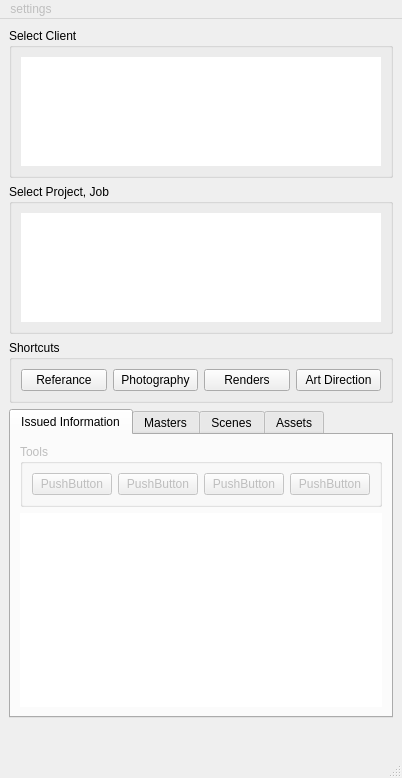
The window that po/main_res.ui (najar1412/po) describes before a commit, drawn with Qt 5.
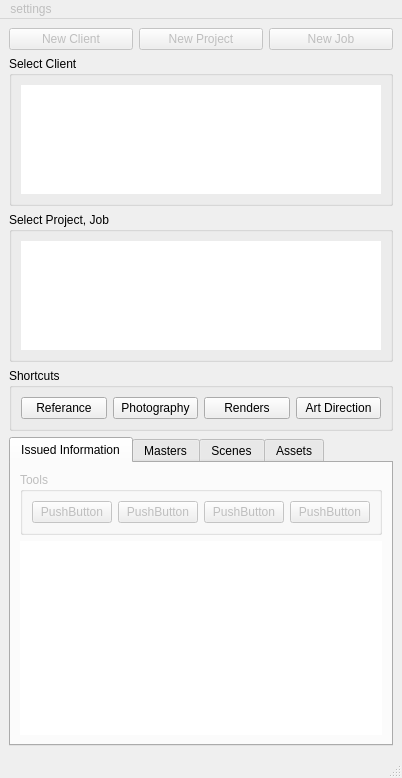
The same window after the commit.

Commit message: new buttons, inactive

```diff
--- a/po/main_res.ui
+++ b/po/main_res.ui
@@ -45,6 +45,40 @@
     <enum>Qt::LeftToRight</enum>
    </property>
    <layout class="QVBoxLayout" name="verticalLayout">
+    <item>
+     <layout class="QHBoxLayout" name="horizontalLayout_5">
+      <item>
+       <widget class="QPushButton" name="new_client_pb">
+        <property name="enabled">
+         <bool>false</bool>
+        </property>
+        <property name="text">
+         <string>New Client</string>
+        </property>
+       </widget>
+      </item>
+      <item>
+       <widget class="QPushButton" name="new_project_pb">
+        <property name="enabled">
+         <bool>false</bool>
+        </property>
+        <property name="text">
+         <string>New Project</string>
+        </property>
+       </widget>
+      </item>
+      <item>
+       <widget class="QPushButton" name="new_job_pb">
+        <property name="enabled">
+         <bool>false</bool>
+        </property>
+        <property name="text">
+         <string>New Job</string>
+        </property>
+       </widget>
+      </item>
+     </layout>
+    </item>
     <item>
      <widget class="QGroupBox" name="client_groupbox">
       <property name="sizePolicy">
@@ -71,7 +105,7 @@
       <property name="flat">
        <bool>false</bool>
       </property>
-      <layout class="QHBoxLayout" name="horizontalLayout_5">
+      <layout class="QVBoxLayout" name="verticalLayout_2">
        <item>
         <widget class="QListWidget" name="client_list">
          <property name="sizePolicy">
```
The commit also changes 2 other files.
